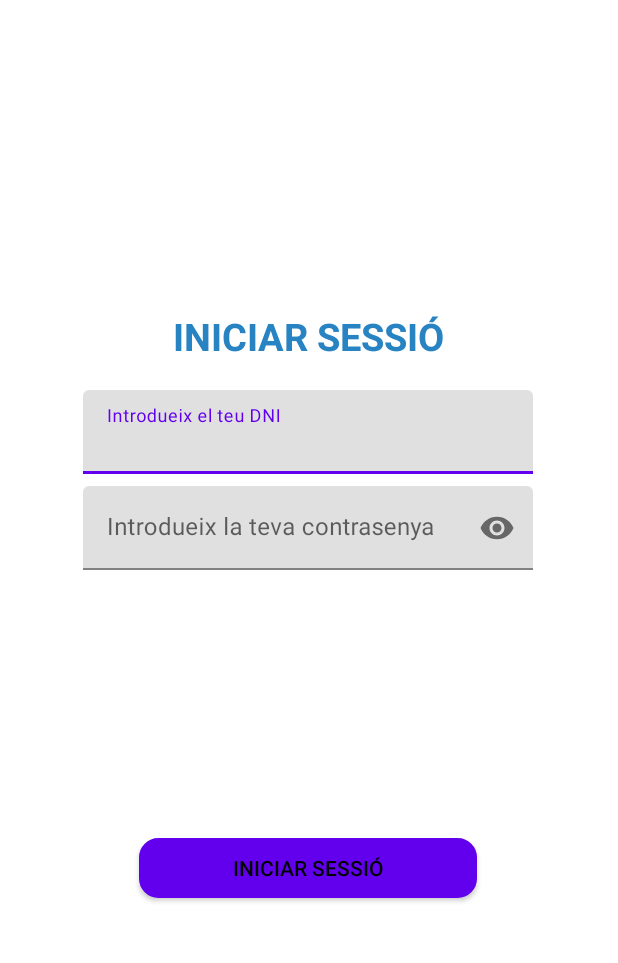
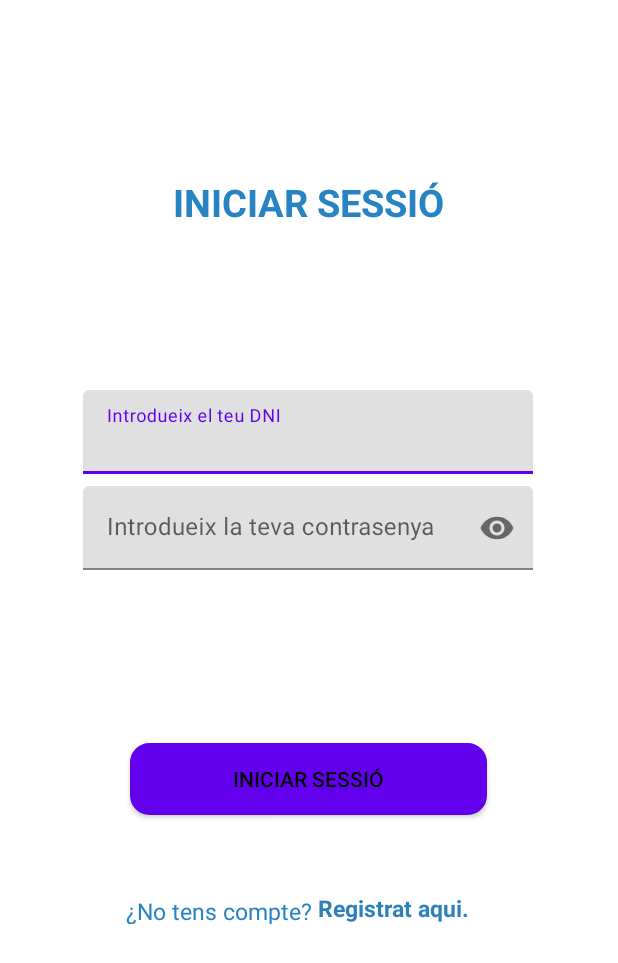
Before and after one commit to inspedralbes/projecte-final-android-damtfg6, an Android app: the layout activity_login.xml on its own in the app's theme, with its tools: preview values and no code run, on a phone screen of 412 x 824 dp. Shown: the top 963 px of the screen. Run offline under Robolectric (Android 15) with nearby library versions, the phone set to English and light mode, and no system bars; Roboto replaces fonts that are not available here.

Commit message:
Login tutor i usuaris funcional

```diff
--- a/app/src/main/java/com/example/recuerdate/apiService.java
+++ b/app/src/main/java/com/example/recuerdate/apiService.java
@@ -13,4 +13,7 @@ public interface apiService {
 
     @POST("registrarTutor")
     Call<Resposta> EnviarTutor(@Body TutorTrobat tutorTrobat);
+
+    @POST("usuarisLogin")
+    Call<Resposta> EnviarUsuari(@Body UsuariLocalitzat usuariTrobat);
 }
--- a/app/src/main/res/layout/activity_login.xml
+++ b/app/src/main/res/layout/activity_login.xml
@@ -17,13 +17,14 @@
         android:textColor="#2883C3"
         android:textSize="25sp"
         android:textStyle="bold"
-        app:layout_constraintBottom_toBottomOf="parent"
+        app:layout_constraintBottom_toTopOf="@+id/linearLayoutCompat"
         app:layout_constraintEnd_toEndOf="parent"
         app:layout_constraintStart_toStartOf="parent"
         app:layout_constraintTop_toTopOf="parent"
-        app:layout_constraintVertical_bias="0.262" />
+        app:layout_constraintVertical_bias="0.522" />
 
     <androidx.appcompat.widget.LinearLayoutCompat
+        android:id="@+id/linearLayoutCompat"
         android:layout_width="300dp"
         android:layout_height="wrap_content"
         android:layout_marginTop="8dp"
@@ -47,7 +48,7 @@
                 android:layout_height="wrap_content"
                 android:hint="@string/introdueix_dni"
                 android:importantForAccessibility="no"
-                android:inputType="number"/>
+                android:inputType="number" />
         </com.google.android.material.textfield.TextInputLayout>
 
         <com.google.android.material.textfield.TextInputLayout
@@ -70,15 +71,47 @@
     <Button
         android:id="@+id/btnLogin"
         style="@style/button_style"
-        android:layout_width="225dp"
-        android:layout_height="40dp"
+        android:layout_width="238dp"
+        android:layout_height="48dp"
         android:onClick="iniciSessio"
         android:text="@string/login"
         app:layout_constraintBottom_toBottomOf="parent"
         app:layout_constraintEnd_toEndOf="parent"
-        app:layout_constraintHorizontal_bias="0.498"
+        app:layout_constraintHorizontal_bias="0.497"
         app:layout_constraintStart_toStartOf="parent"
-        app:layout_constraintTop_toTopOf="parent"
-        app:layout_constraintVertical_bias="0.713" />
+        app:layout_constraintTop_toBottomOf="@+id/linearLayoutCompat"
+        app:layout_constraintVertical_bias="0.291" />
+
+    <TextView
+        android:id="@+id/txtRegister"
+        android:layout_width="wrap_content"
+        android:layout_height="19dp"
+        android:layout_marginStart="84dp"
+        android:gravity="center"
+        android:text="¿No tens compte?"
+        android:textColor="#2883C3"
+        android:textSize="15sp"
+        app:layout_constraintBottom_toBottomOf="parent"
+        app:layout_constraintStart_toStartOf="parent"
+        app:layout_constraintTop_toBottomOf="@+id/btnLogin"
+        app:layout_constraintVertical_bias="0.203" />
+
+    <TextView
+        android:id="@+id/txtRegister2"
+        android:layout_width="wrap_content"
+        android:layout_height="wrap_content"
+        android:layout_marginEnd="96dp"
+        android:gravity="center"
+        android:onClick="launchRegister"
+        android:text="Registrat aqui."
+        android:textSize="15sp"
+        android:textColor="#2E80BA"
+        android:textStyle="bold"
+        app:layout_constraintBottom_toBottomOf="parent"
+        app:layout_constraintEnd_toEndOf="parent"
+        app:layout_constraintStart_toEndOf="@+id/txtRegister"
+        app:layout_constraintTop_toBottomOf="@+id/btnLogin"
+        app:layout_constraintVertical_bias="0.199" />
+
 
 </androidx.constraintlayout.widget.ConstraintLayout>
```
Also changed, not shown: app/src/main/AndroidManifest.xml (+6 -4 lines), app/src/main/java/com/example/recuerdate/LoginActivity.java (+72 -11 lines).
